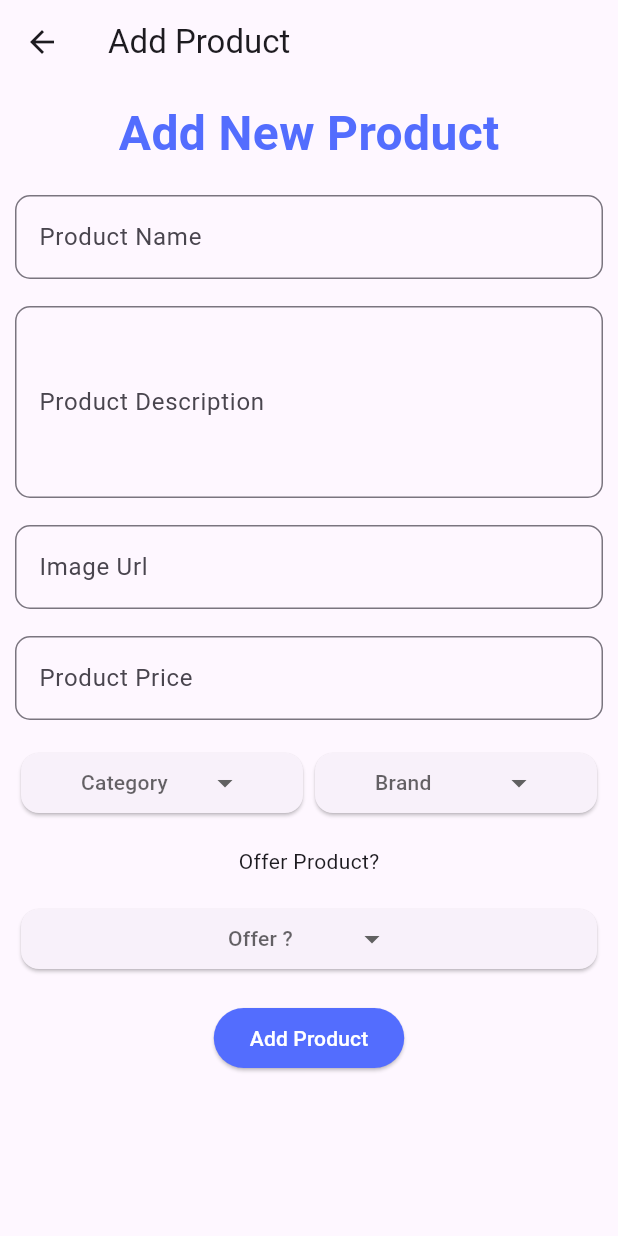
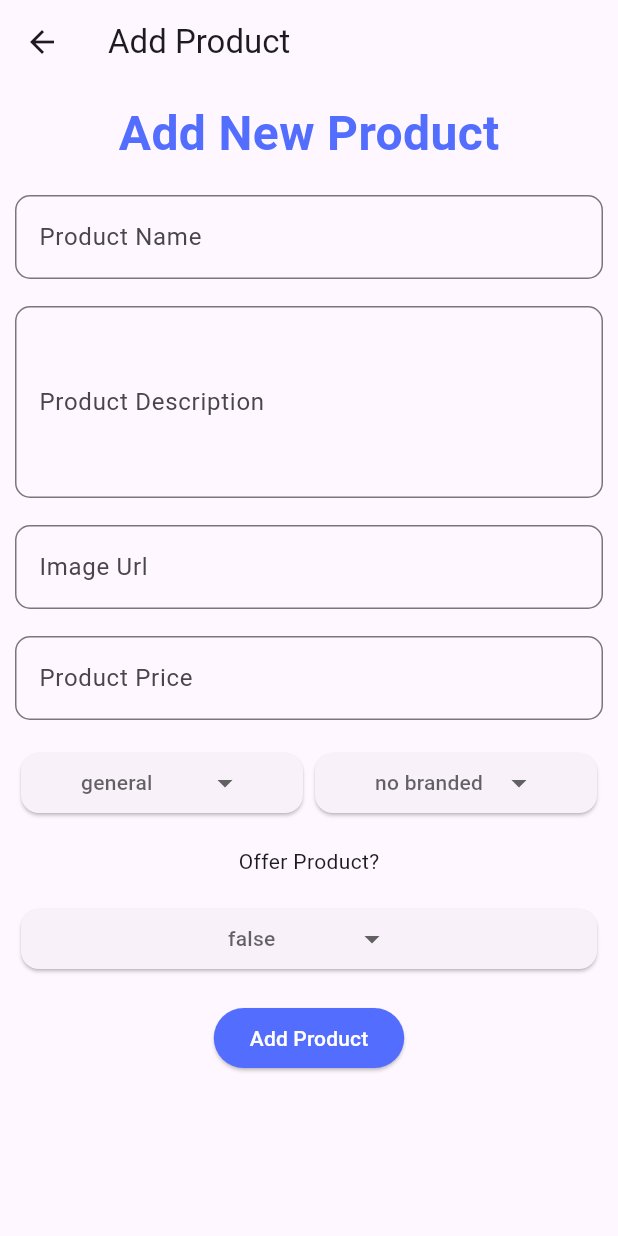
Before and after one commit to JoyChowdhury12/footware-admin, a Flutter app: the screen it shows after launch, after a tap on the "add" icon, on a phone screen of 412 x 824 dp. Run offline on Flutter 3.47's test engine with Material 3 defaults, Android fonts, the phone set to English and light mode, and no system bars; drawn by our look-alikes of dropdown_button2; our stand-ins replace cloud_firestore, firebase_core, gap, get; accounts and stored records are empty.

Commit message:
Admin panel is completed

```diff
--- a/lib/controllers/home_controller.dart
+++ b/lib/controllers/home_controller.dart
@@ -12,9 +12,17 @@ class HomeController extends GetxController {
   TextEditingController productImgCtrl = TextEditingController();
   TextEditingController productPriceCtrl = TextEditingController();
 
+  String category = "general";
+  String brand = "no branded";
+  bool offer = false;
+
+  List<Product> products = [];
+
   @override
-  void onInit() {
+  Future<void> onInit() async {
     productCollection = firebaseFirestore.collection("products");
+
+    await fetchProduct();
     super.onInit();
   }
 
@@ -24,12 +32,12 @@ class HomeController extends GetxController {
       Product product = Product(
         id: doc.id,
         name: productNamectrl.text,
-        category: "Boots",
+        category: category,
         description: productDescriptionctrl.text,
         price: double.tryParse(productPriceCtrl.text),
-        brand: "Adidas",
+        brand: brand,
         image: productImgCtrl.text,
-        offer: true,
+        offer: offer,
       );
       final productJson = product.toJson();
       doc.set(productJson);
@@ -40,4 +48,44 @@ class HomeController extends GetxController {
       print(e);
     }
   }
+
+  fetchProduct() async {
+    try {
+      QuerySnapshot productSnapshot = await productCollection.get();
+      final List<Product> retrieveProducts = productSnapshot.docs
+          .map((doc) => Product.fromJson(doc.data() as Map<String, dynamic>))
+          .toList();
+      products.clear();
+      products.assignAll(retrieveProducts);
+      Get.snackbar("Success!", "Product fetch successfully",
+          colorText: Colors.green);
+    } catch (e) {
+      Get.snackbar("Error", e.toString(), colorText: Colors.red);
+      print(e);
+    } finally {
+      update();
+    }
+  }
+
+  deleteProduct(String id) async {
+    try {
+      await productCollection.doc(id).delete();
+      fetchProduct();
+    } catch (e) {
+      Get.snackbar("Error", e.toString(), colorText: Colors.red);
+      print(e);
+    }
+  }
+
+  setValuesDefault() {
+    productNamectrl.clear();
+    productDescriptionctrl.clear();
+    productImgCtrl.clear();
+    productPriceCtrl.clear();
+
+    category = "general";
+    brand = "no branded";
+    offer = false;
+    update();
+  }
 }
--- a/lib/main.dart
+++ b/lib/main.dart
@@ -2,7 +2,7 @@ import 'package:firebase_core/firebase_core.dart';
 import 'package:flutter/material.dart';
 import 'package:footware_admin/pages/home_page.dart';
 import 'package:get/get.dart';
-import 'bindings/MyBindings.dart';
+import 'bindings/my_bindings.dart';
 import 'firebase_options.dart';
 
 Future<void> main() async {
@@ -10,7 +10,7 @@ Future<void> main() async {
   await Firebase.initializeApp(
     options: DefaultFirebaseOptions.currentPlatform,
   );
-  runApp(MyApp());
+  runApp(const MyApp());
 }
 
 class MyApp extends StatelessWidget {
@@ -24,7 +24,7 @@ class MyApp extends StatelessWidget {
         colorScheme: ColorScheme.fromSeed(seedColor: Colors.deepPurple),
         useMaterial3: true,
       ),
-      home: HomePage(),
+      home: const HomePage(),
     );
   }
 }
--- a/lib/pages/add_product_page.dart
+++ b/lib/pages/add_product_page.dart
@@ -1,6 +1,7 @@
 import 'package:flutter/material.dart';
 
 import 'package:gap/gap.dart';
+import 'package:get/get.dart';
 import 'package:get/get_state_manager/src/simple/get_state.dart';
 
 import '../controllers/home_controller.dart';
@@ -14,35 +15,37 @@ class AddProductPage extends StatelessWidget {
     return GetBuilder<HomeController>(builder: (ctrl) {
       return Scaffold(
         appBar: AppBar(
-          title: Text(
+          title: const Text(
             "Add Product",
           ),
         ),
-        body: Container(
-          margin: EdgeInsets.all(10),
+        body: SingleChildScrollView(
+          reverse: true,
+          child: Container(
+            margin: const EdgeInsets.all(10),
             width: double.maxFinite,
             child: Column(
               crossAxisAlignment: CrossAxisAlignment.center,
               children: [
-              Text(
+                const Text(
                   "Add New Product",
                   style: TextStyle(
                       fontSize: 32,
                       color: Colors.indigoAccent,
                       fontWeight: FontWeight.bold),
                 ),
-              Gap(18),
+                const Gap(18),
                 TextField(
                   controller: ctrl.productNamectrl,
                   decoration: InputDecoration(
                     border: OutlineInputBorder(
                       borderRadius: BorderRadius.circular(10),
                     ),
-                  label: Text("Product Name"),
+                    label: const Text("Product Name"),
                     hintText: "Enter Your Product Name",
                   ),
                 ),
-              Gap(18),
+                const Gap(18),
                 TextField(
                   controller: ctrl.productDescriptionctrl,
                   maxLines: 4,
@@ -50,64 +53,80 @@ class AddProductPage extends StatelessWidget {
                     border: OutlineInputBorder(
                       borderRadius: BorderRadius.circular(10),
                     ),
-                  label: Text("Product Description"),
+                    label: const Text("Product Description"),
                     hintText: "Enter Your Product Description",
                   ),
                 ),
-              Gap(18),
+                const Gap(18),
                 TextField(
                   controller: ctrl.productImgCtrl,
                   decoration: InputDecoration(
                     border: OutlineInputBorder(
                       borderRadius: BorderRadius.circular(10),
                     ),
-                  label: Text("Image Url"),
+                    label: const Text("Image Url"),
                     hintText: "Enter Your Image Url",
                   ),
                 ),
-              Gap(18),
+                const Gap(18),
                 TextField(
                   controller: ctrl.productPriceCtrl,
                   decoration: InputDecoration(
                     border: OutlineInputBorder(
                       borderRadius: BorderRadius.circular(10),
                     ),
-                  label: Text("Product Price"),
+                    label: const Text("Product Price"),
                     hintText: "Enter Your Product Price",
                   ),
                 ),
-              Gap(18),
+                const Gap(18),
                 Row(
                   children: [
                     Flexible(
                         child: DropDownBtn(
-                    items: ["cat1", "cat2", "cat3"],
-                    selectedItemText: 'Category',
+                      items: const [
+                        "Boots",
+                        "Sneakers",
+                        "Shoe",
+                        "Beach Shoes",
+                        "High heels"
+                      ],
+                      selectedItemText: ctrl.category,
                       onSelected: (selectedValue) {
-                      print(selectedValue);
+                        ctrl.category = selectedValue ?? "general";
+                        ctrl.update();
                       },
                     )),
                     Flexible(
                         child: DropDownBtn(
-                    items: ["Brand1", "Brand2", "Brand3"],
-                    selectedItemText: 'Brand',
+                      items: const [
+                        "Puma",
+                        "Nike",
+                        "Sketchers",
+                        "Adidas",
+                        "Clarks"
+                      ],
+                      selectedItemText: ctrl.brand,
                       onSelected: (selectedValue) {
-                      print(selectedValue);
+                        ctrl.brand = selectedValue ?? "no branded";
+                        ctrl.update();
                       },
                     )),
                   ],
                 ),
-              Gap(18),
-              Text("Offer Product?"),
-              Gap(18),
+                const Gap(18),
+                const Text("Offer Product?"),
+                const Gap(18),
                 DropDownBtn(
-                items: ["true", "false"],
-                selectedItemText: 'Offer ?',
+                  items: const ["true", "false"],
+                  selectedItemText: ctrl.offer.toString(),
                   onSelected: (selectedValue) {
-                  print(selectedValue);
+                    ctrl.offer =
+                        bool.tryParse(selectedValue ?? "false") ?? false;
+                    ctrl.update();
                   },
                 ),
-              Gap(18),
+                const Gap(18),
                 ElevatedButton(
                     style: ElevatedButton.styleFrom(
                       backgroundColor: Colors.indigoAccent,
@@ -116,8 +135,9 @@ class AddProductPage extends StatelessWidget {
                     onPressed: () {
                       ctrl.addProduct();
                     },
-                  child: Text("Add Product"))
+                    child: const Text("Add Product"))
               ],
+            ),
           ),
         ),
       );
--- a/lib/pages/home_page.dart
+++ b/lib/pages/home_page.dart
@@ -12,27 +12,30 @@ class HomePage extends StatelessWidget {
     return GetBuilder<HomeController>(builder: (ctrl) {
       return Scaffold(
         appBar: AppBar(
-          title: Center(
+          title: const Center(
             child: Text(
               "Footwear Admin",
             ),
           ),
         ),
         body: ListView.builder(
-            itemCount: 10,
+            itemCount: ctrl.products.length,
             itemBuilder: (context, index) {
               return ListTile(
-                title: Text("Title"),
-                subtitle: Text("Price : 100"),
-                trailing:
-                    IconButton(onPressed: () {}, icon: Icon(Icons.delete)),
+                title: Text(ctrl.products[index].name ?? ""),
+                subtitle: Text((ctrl.products[index].price ?? 0).toString()),
+                trailing: IconButton(
+                    onPressed: () {
+                      ctrl.deleteProduct(ctrl.products[index].id ?? "");
+                    },
+                    icon: const Icon(Icons.delete)),
               );
             }),
         floatingActionButton: FloatingActionButton(
           onPressed: () {
-            Get.to(AddProductPage());
+            Get.to(const AddProductPage());
           },
-          child: Icon(Icons.add),
+          child: const Icon(Icons.add),
         ),
       );
     });
```
Also changed, not shown: lib/bindings/my_bindings.dart (renamed from lib/bindings/MyBindings.dart), 2 other files. Lines whose indentation alone changed are shown as unchanged.
